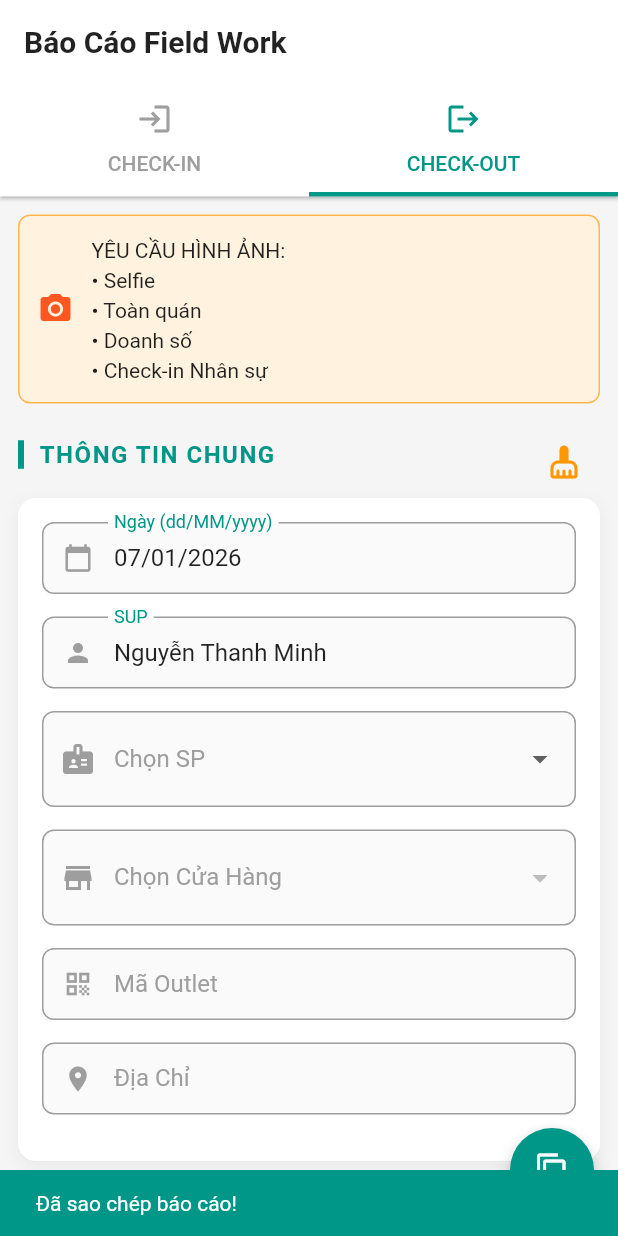
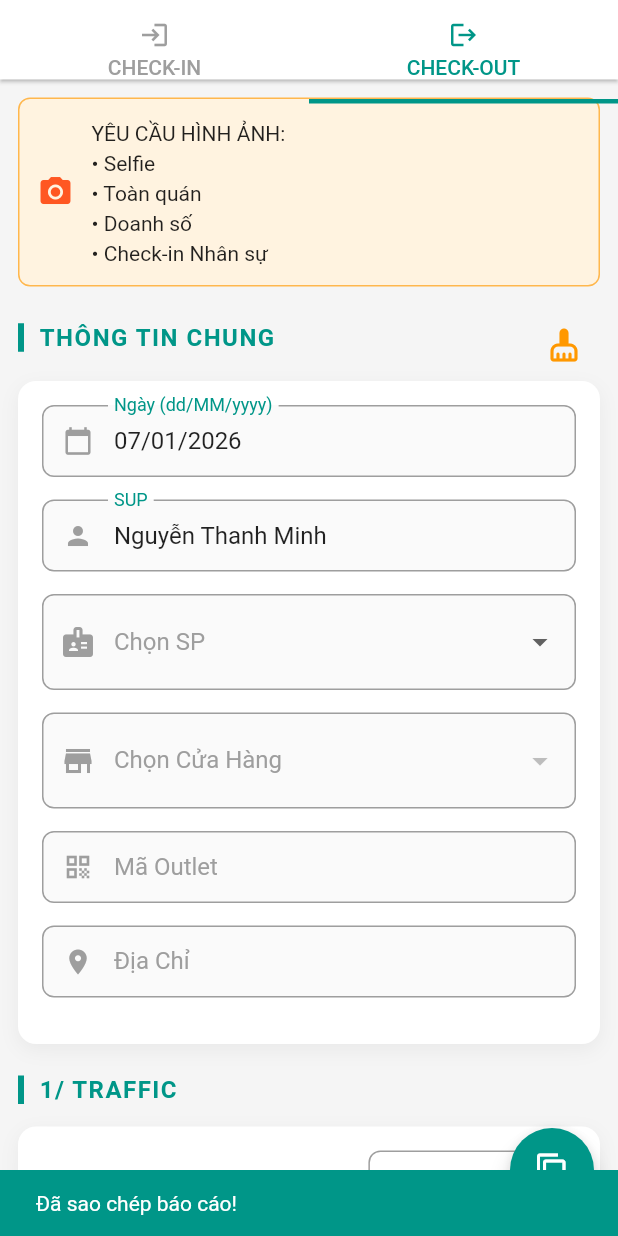
Before and after one commit to ThanhMinh1602/heneiken_report, a Flutter app: the screen it shows after launch, tab 2 chosen, after a tap on the "content copy" icon, on a phone screen of 412 x 824 dp. Run offline on Flutter 3.47's test engine with Material 3 defaults, Android fonts, the light colour scheme and no system bars; our stand-ins replace shared_preferences.

Commit message:
updating dialog

```diff
--- a/lib/main.dart
+++ b/lib/main.dart
@@ -2,16 +2,17 @@ import 'package:flutter/material.dart';
 import 'constants/app_colors.dart';
 import 'screens/check_in_screen.dart';
 import 'screens/check_out_screen.dart';
+
 void main() {
   runApp(
     MaterialApp(
       debugShowCheckedModeBanner: false,
       home: const WorkReportApp(),
       theme: ThemeData(
-        useMaterial3: false, // nếu bạn dùng M2 (ổn định hơn cho border)
-        primaryColor: AppColors.primaryCheckOut, // hoặc AppColors.primary
+        useMaterial3: false,
+        primaryColor: AppColors.primaryCheckOut,
         colorScheme: ColorScheme.fromSeed(
-          seedColor: AppColors.primaryCheckOut, // màu chủ đạo
+          seedColor: AppColors.primaryCheckOut,
         ),
         textSelectionTheme: const TextSelectionThemeData(
           cursorColor: AppColors.primaryCheckOut,
@@ -39,7 +40,6 @@ void main() {
   );
 }
 
-
 class WorkReportApp extends StatelessWidget {
   const WorkReportApp({super.key});
 
@@ -50,21 +50,36 @@ class WorkReportApp extends StatelessWidget {
       child: Scaffold(
         backgroundColor: AppColors.bgGrey,
         appBar: AppBar(
-          title: const Text(
-            'Báo Cáo Field Work',
-            style: TextStyle(fontWeight: FontWeight.bold),
-          ),
           backgroundColor: Colors.white,
           foregroundColor: Colors.black87,
           elevation: 1,
+
+          // 1. QUAN TRỌNG: Đặt chiều cao toolbar về 0 để xóa khoảng trắng phía trên
+          toolbarHeight: 0,
+
           bottom: const TabBar(
             labelColor: AppColors.primaryCheckIn,
             unselectedLabelColor: Colors.grey,
             indicatorColor: AppColors.primaryCheckIn,
             indicatorWeight: 3,
+
+            // 2. Giảm padding dọc của Tab để thanh tab mỏng hơn
+            labelPadding: EdgeInsets.symmetric(vertical: 8),
+
             tabs: [
-              Tab(icon: Icon(Icons.login), text: "CHECK-IN"),
-              Tab(icon: Icon(Icons.logout), text: "CHECK-OUT"),
+              // 3. Tùy chỉnh Tab con: Giảm size icon và margin
+              Tab(
+                icon: Icon(Icons.login, size: 20), // Icon nhỏ lại (mặc định 24)
+                text: "CHECK-IN",
+                iconMargin: EdgeInsets.only(bottom: 4), // Khoảng cách giữa icon và text
+                height: 50, // Chiều cao cố định cho Tab (nếu muốn ép nhỏ hơn nữa)
+              ),
+              Tab(
+                icon: Icon(Icons.logout, size: 20),
+                text: "CHECK-OUT",
+                iconMargin: EdgeInsets.only(bottom: 4),
+                height: 50,
+              ),
             ],
           ),
         ),
--- a/lib/screens/check_out_screen.dart
+++ b/lib/screens/check_out_screen.dart
@@ -63,7 +63,7 @@ class _CheckOutScreenState extends State<CheckOutScreen>
     return int.tryParse(t.replaceAll('.', '')) ?? 0;
   }
 
-  // Tự động tính tổng khi nhập số liệu
+  // Tự động tính tổng khi nhập số liệu (Hiển thị trên UI)
   void _recalcTotalsFromProducts() {
     if (_updatingTotals) return;
 
@@ -82,7 +82,7 @@ class _CheckOutScreenState extends State<CheckOutScreen>
   }
 
   // ======================
-  // LOGIC FORMAT REPORT (MỚI)
+  // LOGIC FORMAT REPORT
   // ======================
 
   // 1. Làm sạch tên (Bỏ chữ thùng nếu có)
@@ -90,22 +90,19 @@ class _CheckOutScreenState extends State<CheckOutScreen>
     return rawName.replaceAll("(thùng)", "").trim();
   }
 
-  // 2. Format dòng chi tiết: "0 thùng + lon" hoặc "2 thùng + lon" hoặc "8 thùng + 12 lon"
+  // 2. Format dòng chi tiết từng sản phẩm
   String _formatDetailFormNew(String productName) {
     final valCase = _parseInt(_salesControllers[productName]?.text ?? "");
     final valCan = _parseInt(_salesCanControllers[productName]?.text ?? "");
 
-    // Luôn hiện số thùng (kể cả 0)
     String strCase = "$valCase";
-
-    // Lon: Nếu > 0 thì hiện số + dấu cách, nếu = 0 thì rỗng
     String strCanNumber = valCan > 0 ? "$valCan " : "";
 
     return "$strCase thùng + ${strCanNumber}lon";
   }
 
-  // 3. Tính tổng quy đổi (thập phân nếu lẻ)
-  String _calculateDecimalTotal() {
+  // [UPDATED] 3. Tính tổng quy đổi dạng: X thùng + Y lon
+  String _calculateTotalMixed() {
     int sumCases = 0;
     int sumCans = 0;
 
@@ -114,18 +111,20 @@ class _CheckOutScreenState extends State<CheckOutScreen>
       sumCans += _parseInt(_salesCanControllers[p]?.text ?? "");
     }
 
-    double decimalFromCans = sumCans / 24.0;
-    double total = sumCases + decimalFromCans;
+    // Quy đổi: 24 lon = 1 thùng
+    int extraCases = sumCans ~/ 24;   // Lấy phần nguyên (số thùng từ lon)
+    int remainingCans = sumCans % 24; // Lấy phần dư (số lon lẻ)
 
-    // Nếu tròn (vd 10.0) -> lấy 10. Nếu lẻ (10.5) -> lấy 10.5
-    if (total == total.roundToDouble()) {
-      return total.toInt().toString();
+    int finalCases = sumCases + extraCases;
+
+    if (remainingCans > 0) {
+      return "$finalCases thùng + $remainingCans lon";
     } else {
-      return total.toStringAsFixed(2).replaceAll(RegExp(r"([.]*0+)(?!.*\d)"), "");
+      return "$finalCases thùng";
     }
   }
 
-  // HÀM COPY CHÍNH (ĐÃ CẬP NHẬT)
+  // HÀM COPY CHÍNH
   void _copyReport() {
     final sb = StringBuffer();
 
@@ -155,8 +154,9 @@ class _CheckOutScreenState extends State<CheckOutScreen>
     sb.writeln("");
 
     // -- Doanh số --
-    String totalStr = _calculateDecimalTotal();
-    sb.writeln("2/ Tổng doanh số bán hàng : $totalStr thùng");
+    // [UPDATED] Sử dụng hàm tính mới
+    String totalStr = _calculateTotalMixed();
+    sb.writeln("2/ Tổng doanh số bán hàng : $totalStr");
 
     for (final p in productListCheckOut) {
       if (p.toLowerCase().contains("số bán hvn khác")) {
@@ -185,8 +185,6 @@ class _CheckOutScreenState extends State<CheckOutScreen>
 
     // -- Footer --
     sb.writeln("Khó khăn : ${_difficultyController.text.trim()}");
-
-    // [UPDATE] Thêm dòng Ghi chú vào báo cáo
     sb.writeln("Ghi chú : ${_noteController.text.trim()}");
 
     Clipboard.setData(ClipboardData(text: sb.toString()));
```
